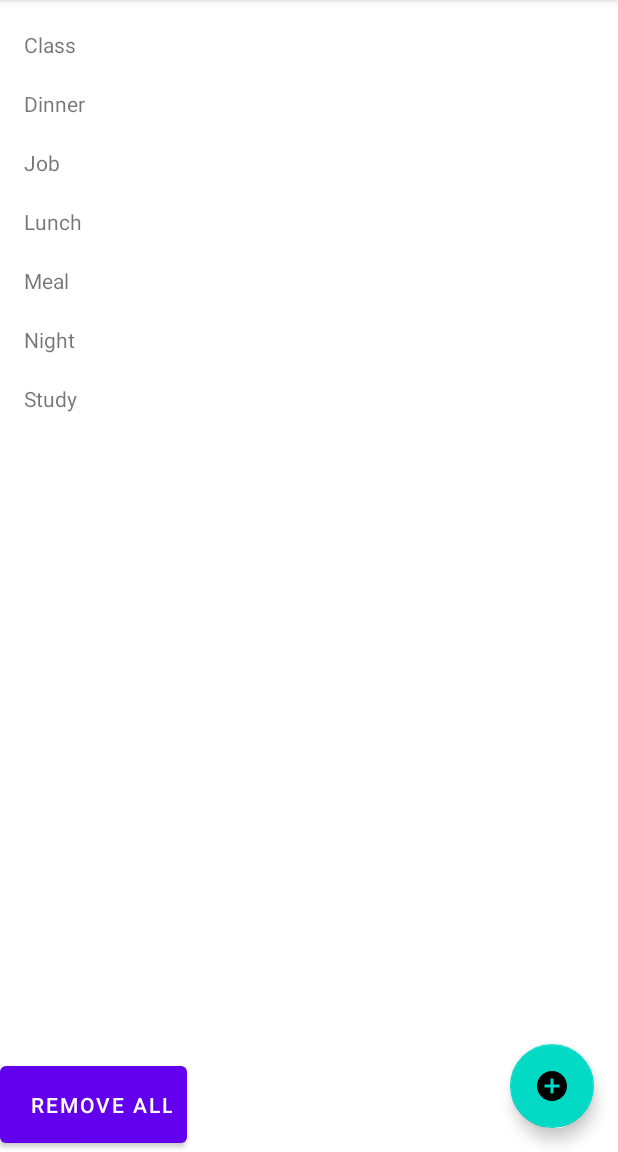
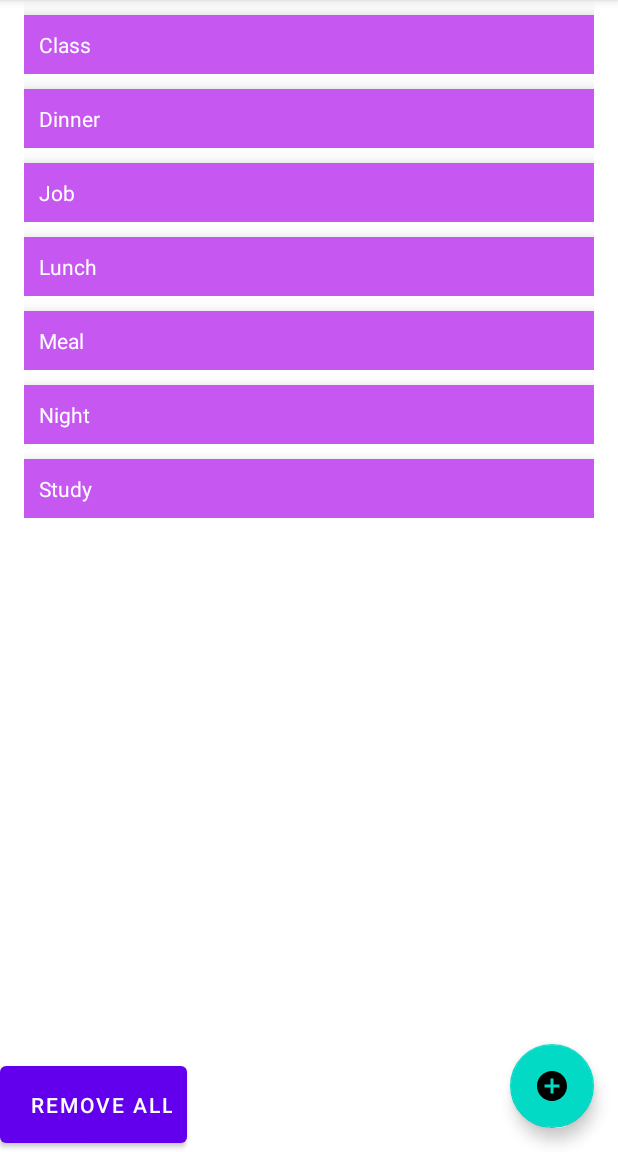
Before and after one commit to MAD-Weekly-Assignment/TODO-App, an Android app: the screen it shows after launch (MainActivity), on a phone screen of 412 x 824 dp, the part 84-1236 px from its top. Run offline under Robolectric (Android 15) with nearby library versions, the phone set to English and light mode, and no system bars; our stand-ins replace Room's generated code.

Commit message:
Updated layout for Recycler View

```diff
--- a/TODOApp/app/src/main/res/layout/recyclerview_item.xml
+++ b/TODOApp/app/src/main/res/layout/recyclerview_item.xml
@@ -11,8 +11,11 @@
         android:id="@+id/textView"
         android:layout_width="match_parent"
         android:layout_height="wrap_content"
-        android:layout_marginTop="20dp"
-        android:elevation="8dp"
+        android:layout_marginTop="10dp"
+        android:background="@color/color_purple"
+        android:elevation="10dp"
+        android:padding="10dp"
+        android:textColor="@color/white"
         tools:text="placeholder text" />
 
 
--- a/TODOApp/app/src/main/res/values/colors.xml
+++ b/TODOApp/app/src/main/res/values/colors.xml
@@ -8,5 +8,6 @@
     <color name="black">#FF000000</color>
     <color name="white">#FFFFFFFF</color>
     <color name="color_sky">#63C7F4</color>
+    <color name="color_purple">#C757F1</color>
 
 </resources>
```
